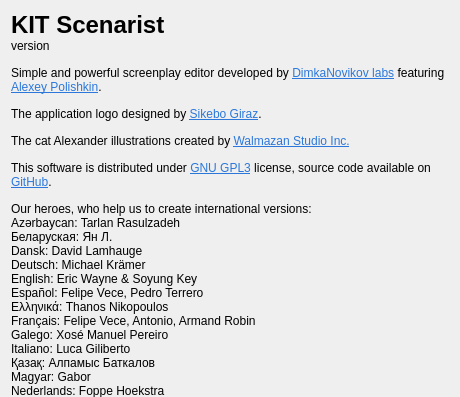
The window that src/bin/scenarist-desktop/UserInterfaceLayer/Application/AboutDialog.ui (dimkanovikov/KITScenarist) describes before a commit, drawn with Qt 5; both pictures show x 0 to 460 and y 0 to 397 of the 460 by 656 pixel window.
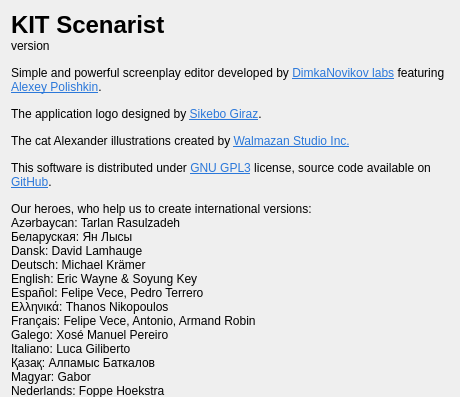
The same window after the commit.

Commit message: Updated contributors list

What changed in the file:
```diff
--- a/src/bin/scenarist-desktop/UserInterfaceLayer/Application/AboutDialog.ui
+++ b/src/bin/scenarist-desktop/UserInterfaceLayer/Application/AboutDialog.ui
@@ -204,7 +204,7 @@
      </property>
      <property name="text">
       <string notr="true">Azərbaycan: Tarlan Rasulzadeh
-Беларуская: Ян Л.
+Беларуская: Ян Лысы
 Dansk: David Lamhauge
 Deutsch: Michael Krämer
 English: Eric Wayne &amp; Soyung Key
```
